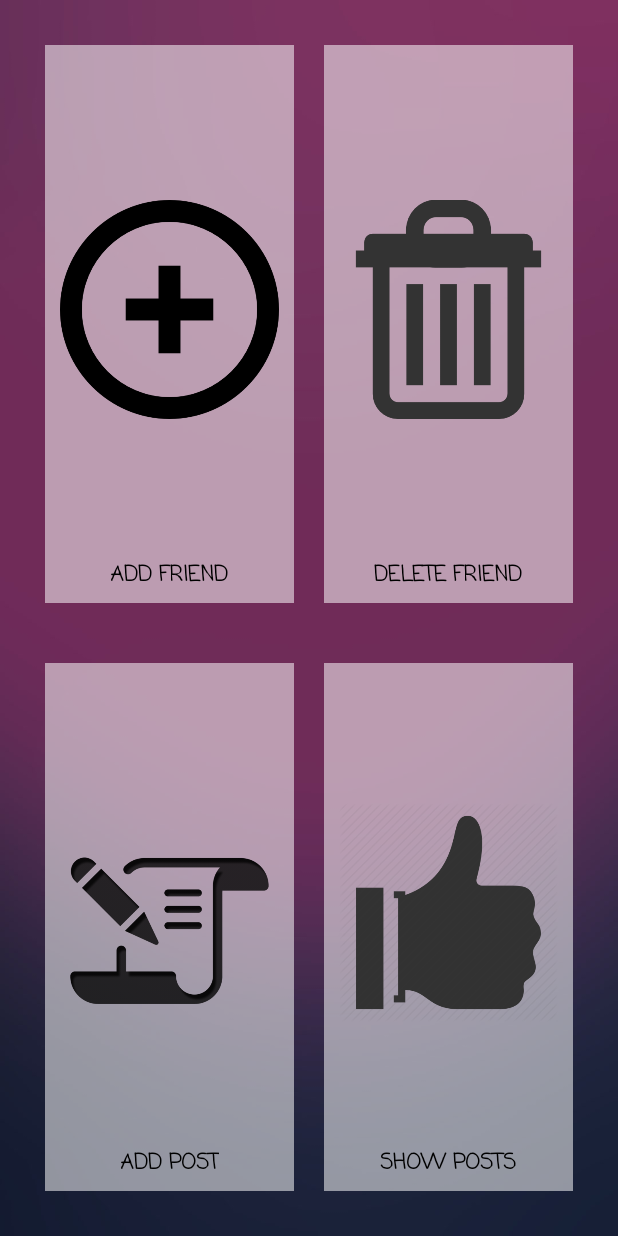
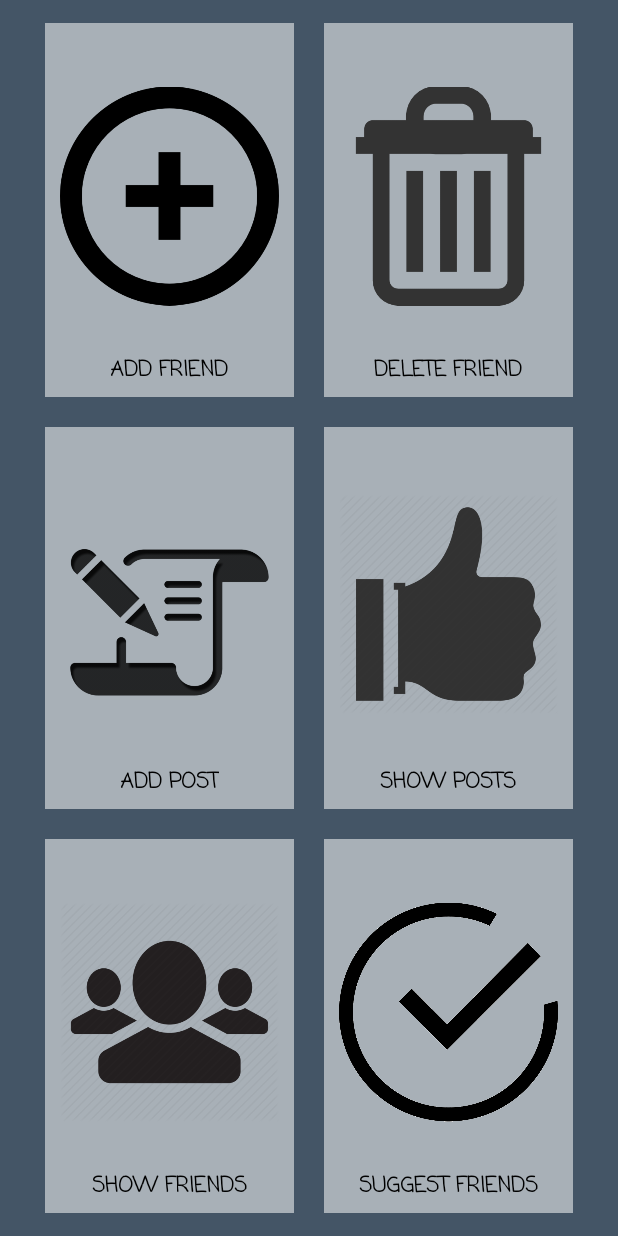
Before and after one commit to fadymedhat2236/simple-social-network-app, an Android app: the layout activity_user_options.xml on its own in the app's theme, with its tools: preview values and no code run, on a phone screen of 412 x 824 dp. Run offline under Robolectric (Android 15) with nearby library versions, the phone set to English and light mode, and no system bars.

```diff
--- a/app/src/main/AndroidManifest.xml
+++ b/app/src/main/AndroidManifest.xml
@@ -25,7 +25,8 @@
         <activity android:name=".postsActivity" />
         <activity android:name=".UserOptionsActivity" />
         <activity android:name=".addPostActivity" />
-        <activity android:name=".UserPosts"></activity>
+        <activity android:name=".UserPosts" />
+        <activity android:name=".addFriendList"></activity>
     </application>
 
 </manifest>
--- a/app/src/main/java/com/example/fady/socialnetwork/UserOptionsActivity.java
+++ b/app/src/main/java/com/example/fady/socialnetwork/UserOptionsActivity.java
@@ -27,7 +27,8 @@ public class UserOptionsActivity extends AppCompatActivity {
         AddFriends.setOnClickListener(new View.OnClickListener() {
             @Override
             public void onClick(View v) {
-
+                Intent i=new Intent(v.getContext(),addFriendList.class).putExtra("name",userName);
+                startActivity(i);
             }
         });
 
--- a/app/src/main/java/com/example/fady/socialnetwork/addPostActivity.java
+++ b/app/src/main/java/com/example/fady/socialnetwork/addPostActivity.java
@@ -63,6 +63,8 @@ public class addPostActivity extends AppCompatActivity {
         newPost.put(SnaContract.postsEntry.COLUMN_POST_OWNER_ID,userID);
         newPost.put(SnaContract.postsEntry.COLUMN_POST_TEXT,postText);
       long id=  db.insert(SnaContract.postsEntry.TABLE_NAME,null,newPost);
+
+
       if(id!=0)
       {
           Toast.makeText(this,"your post was added",Toast.LENGTH_SHORT).show();
--- a/app/src/main/res/layout/activity_user_options.xml
+++ b/app/src/main/res/layout/activity_user_options.xml
@@ -4,7 +4,7 @@
     xmlns:tools="http://schemas.android.com/tools"
     android:layout_width="match_parent"
     android:layout_height="match_parent"
-    android:background="@drawable/back"
+    android:background="#445566"
     android:orientation="vertical"
     tools:context="com.example.fady.socialnetwork.UserOptionsActivity"
     >
@@ -14,7 +14,7 @@
         android:layout_height="0dp"
         android:layout_weight="1"
         android:orientation="horizontal"
-        android:paddingTop="20dp"
+        android:paddingTop="5dp"
         android:paddingRight="20dp"
         android:paddingLeft="20dp"
         >
@@ -31,7 +31,7 @@
             <ImageView
                 android:layout_width="wrap_content"
                 android:layout_height="0dp"
-                android:layout_weight="9"
+                android:layout_weight="6"
                 android:src="@drawable/add_friend"/>
             <TextView
                 android:layout_width="wrap_content"
@@ -59,7 +59,7 @@
             <ImageView
                 android:layout_width="wrap_content"
                 android:layout_height="0dp"
-                android:layout_weight="9"
+                android:layout_weight="6"
 
                 android:src="@drawable/delete_friend"/>
             <TextView
@@ -81,7 +81,8 @@
         android:layout_height="0dp"
         android:layout_weight="1"
         android:orientation="horizontal"
-        android:padding="20dp">
+        android:paddingLeft="20dp"
+        android:paddingRight="20dp">
         <LinearLayout
             android:layout_width="0dp"
             android:layout_height="wrap_content"
@@ -95,7 +96,7 @@
             <ImageView
                 android:layout_width="wrap_content"
                 android:layout_height="0dp"
-                android:layout_weight="9"
+                android:layout_weight="6"
                 android:src="@drawable/add_post"/>
             <TextView
                 android:layout_width="wrap_content"
@@ -123,7 +124,7 @@
             <ImageView
                 android:layout_width="wrap_content"
                 android:layout_height="0dp"
-                android:layout_weight="9"
+                android:layout_weight="6"
                 android:src="@drawable/show_posts"/>
             <TextView
                 android:layout_width="wrap_content"
@@ -139,5 +140,70 @@
         </LinearLayout>
     </LinearLayout>
 
+    <LinearLayout
+        android:layout_width="wrap_content"
+        android:layout_height="0dp"
+        android:layout_weight="1"
+        android:orientation="horizontal"
+        android:paddingLeft="20dp"
+        android:paddingRight="20dp"
+        android:paddingBottom="5dp">
+        <LinearLayout
+            android:layout_width="0dp"
+            android:layout_height="wrap_content"
+            android:orientation="vertical"
+            android:layout_weight="1"
+            android:background="#88ffffff"
+            android:layout_margin="10dp"
+            android:padding="10dp"
+            android:id="@+id/show_friends"
+            >
+            <ImageView
+                android:layout_width="wrap_content"
+                android:layout_height="0dp"
+                android:layout_weight="6"
+                android:src="@drawable/show_friends"/>
+            <TextView
+                android:layout_width="wrap_content"
+                android:layout_height="0dp"
+                android:layout_weight="1"
+                android:layout_gravity="center"
+                android:textAllCaps="true"
+                android:textAppearance="?android:textAppearanceSmall"
+                android:textStyle="bold"
+                android:fontFamily="casual"
+                android:text="@string/friendList"
+                android:textColor="#000000"/>
+        </LinearLayout>
+
+        <LinearLayout
+            android:layout_width="0dp"
+            android:layout_height="wrap_content"
+            android:orientation="vertical"
+            android:layout_weight="1"
+            android:background="#88ffffff"
+            android:layout_margin="10dp"
+            android:padding="10dp"
+            android:id="@+id/suggest_friend"
+            >
+            <ImageView
+                android:layout_width="wrap_content"
+                android:layout_height="0dp"
+                android:layout_weight="6"
+                android:src="@drawable/suggest_friend"/>
+            <TextView
+                android:layout_width="wrap_content"
+                android:layout_height="0dp"
+                android:layout_weight="1"
+                android:layout_gravity="center"
+                android:textAllCaps="true"
+                android:textAppearance="?android:textAppearanceSmall"
+                android:textStyle="bold"
+                android:fontFamily="casual"
+                android:text="@string/suggestFriend"
+                android:textColor="#000000"/>
+        </LinearLayout>
+    </LinearLayout>
+
 
 </LinearLayout>
--- a/app/src/main/res/values/strings.xml
+++ b/app/src/main/res/values/strings.xml
@@ -9,4 +9,6 @@
     <string name="deleteFriend">delete friend</string>
     <string name="addPost">add post</string>
     <string name="like">show posts</string>
+    <string name="friendList">show friends</string>
+    <string name="suggestFriend">suggest friends</string>
 </resources>
```
Also changed, not shown: app/src/main/java/com/example/fady/socialnetwork/addFriendList.java (added, +186 -0 lines), app/src/main/java/com/example/fady/socialnetwork/data/SnaContract.java (+7 -0 lines), app/src/main/java/com/example/fady/socialnetwork/data/SnaDbHelper.java (+11 -0 lines), app/src/main/res/layout/activity_add_friend_list.xml (added, +12 -0 lines), app/src/main/res/layout/post_item.xml (+9 -9 lines), app/src/main/res/drawable/show_friends.png (added), app/src/main/res/drawable/suggest_friend.png (added).
